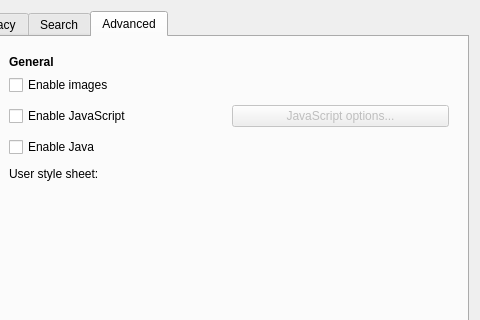
First picture: the form in src/ui/PreferencesDialog.ui, repository OtterBrowser/otter-browser, before the edit; both pictures show x 181 to 661 and y 0 to 320 of the 661 by 621 pixel window.
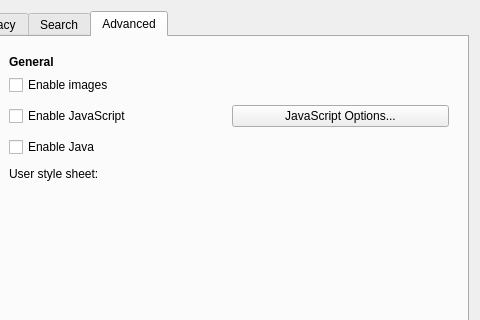
Second picture: the form after the edit. The open tabs and pages were chosen to show the change. Custom widgets are drawn as their Qt base class.

Commit message: New JavaScript Options dialog

```diff
--- a/src/ui/PreferencesDialog.ui
+++ b/src/ui/PreferencesDialog.ui
@@ -1440,10 +1440,10 @@
                <item>
                 <widget class="QPushButton" name="advancedJavaScriptButton">
                  <property name="enabled">
-                  <bool>false</bool>
+                  <bool>true</bool>
                  </property>
                  <property name="text">
-                  <string>JavaScript options...</string>
+                  <string>JavaScript Options...</string>
                  </property>
                 </widget>
                </item>
```
The commit also changes 7 other files.
